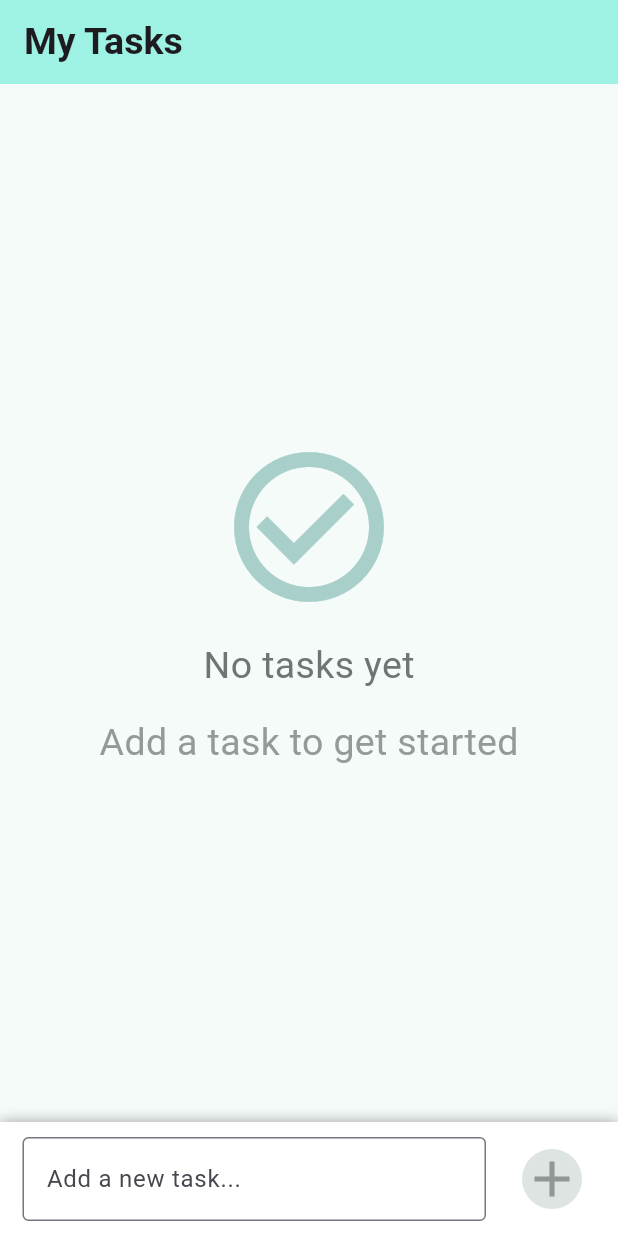
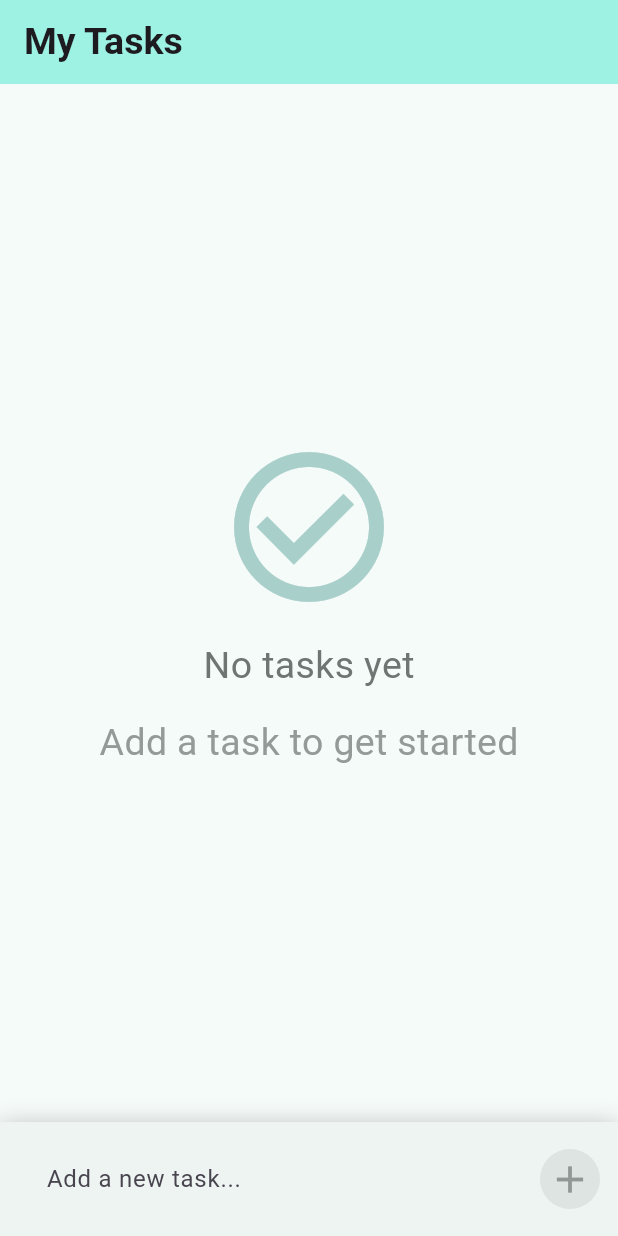
Before and after one commit to AhmedEzz999/Assignments_Solution, a Flutter app: the screen it shows after launch, on a phone screen of 412 x 824 dp. Run offline on Flutter 3.47's test engine with Material 3 defaults, Android fonts, the phone set to English and light mode, and no system bars; our stand-ins replace audioplayers.

Commit message:
Finish The App

```diff
--- a/Assignments_Solution (Group 4)/Session 12/task_management/lib/main.dart
+++ b/Assignments_Solution (Group 4)/Session 12/task_management/lib/main.dart
@@ -1,16 +1,14 @@
 import 'package:flutter/material.dart';
 import 'package:task_management/views/home_view.dart';
 
-void main() {
-  runApp(const TaskManagement());
-}
+void main() => runApp(const TaskManagement());
 
 class TaskManagement extends StatelessWidget {
   const TaskManagement({super.key});
 
   @override
   Widget build(BuildContext context) {
-    return MaterialApp(
+    return const MaterialApp(
       debugShowCheckedModeBanner: false,
       home: HomeView(),
     );
--- a/Assignments_Solution (Group 4)/Session 12/task_management/lib/models/task_model.dart
+++ b/Assignments_Solution (Group 4)/Session 12/task_management/lib/models/task_model.dart
@@ -1,11 +1,7 @@
-class TaskModel {
-  final String task;
-  final bool isDone;
-  final DateTime currentDate;
+class Task {
+  final String title;
+  bool isDone;
+  final DateTime createdAt;
 
-  TaskModel({
-    required this.task,
-    this.isDone = false,
-    DateTime? currentDate
-  }) : currentDate = currentDate ?? DateTime.now();
+  Task({required this.title}) : isDone = false, createdAt = DateTime.now();
 }
--- a/Assignments_Solution (Group 4)/Session 12/task_management/lib/views/home_view.dart
+++ b/Assignments_Solution (Group 4)/Session 12/task_management/lib/views/home_view.dart
@@ -1,42 +1,133 @@
 import 'package:flutter/material.dart';
+import 'package:task_management/models/task_model.dart';
 import 'package:task_management/widgets/text_field.dart';
 
-class HomeView extends StatelessWidget {
+class HomeView extends StatefulWidget {
   const HomeView({super.key});
 
   @override
+  State<HomeView> createState() => _HomeViewState();
+}
+
+class _HomeViewState extends State<HomeView> {
+  final _tasks = <Task>[];
+  final _controller = TextEditingController();
+
+  void _addTask() {
+    final text = _controller.text.trim();
+    if (text.isEmpty) return;
+
+    setState(() {
+      _tasks.add(Task(title: text));
+      _controller.clear();
+    });
+  }
+
+  void _toggleDone(int index) {
+    setState(() {
+      _tasks[index].isDone = !_tasks[index].isDone;
+    });
+  }
+
+  void _removeTask(int index) {
+    setState(() {
+      _tasks.removeAt(index);
+    });
+  }
+
+  @override
   Widget build(BuildContext context) {
-    return SafeArea(
-      top: false,
-      child: Scaffold(
-        backgroundColor: Color(0xfff5fbf9),
+    return Scaffold(
+      backgroundColor: Color(0xFFF5FBF9),
       appBar: AppBar(
         backgroundColor: Color(0xff9ef2e3),
         title: Text(
           'My Tasks',
-            style: TextStyle(
-              fontSize: 25,
-              fontWeight: FontWeight.bold
-            ),
+          style: TextStyle(fontSize: 25, fontWeight: FontWeight.bold),
         ),
       ),
       body: Column(
         children: [
           Expanded(
-              child: Column(
+            child:
+                _tasks.isEmpty
+                    ? Column(
                       mainAxisAlignment: MainAxisAlignment.center,
                       children: [
-                  Icon(Icons.check_circle_outline, color: Color(0xffa9cfca),size: 120,),
+                        Icon(
+                          Icons.check_circle_outline,
+                          color: Color(0xffa9cfca),
+                          size: 120,
+                        ),
                         SizedBox(height: 15),
-                  Text('No tasks yet', style: TextStyle(fontSize: 25,color: Color(0xff6f7573))),
-                  SizedBox(height: 15),
-                  Text('Add a task to get started', style: TextStyle(fontSize: 25,color: Color(0xff949a98)))
-                ],
+                        Text(
+                          'No tasks yet',
+                          style: TextStyle(
+                            fontSize: 25,
+                            color: Color(0xff6f7573),
                           ),
                         ),
-            Textfield()
+                        SizedBox(height: 15),
+                        Text(
+                          'Add a task to get started',
+                          style: TextStyle(
+                            fontSize: 25,
+                            color: Color(0xff949a98),
+                          ),
+                        ),
                       ],
+                    )
+                    : ListView.builder(
+                      padding: const EdgeInsets.all(8),
+                      itemCount: _tasks.length,
+                      itemBuilder: (context, i) {
+                        final task = _tasks[i];
+                        final date = task.createdAt;
+                        final formattedDate =
+                            '${date.day}/${date.month}/${date.year}';
+
+                        return Card(
+                          color: Color(0xFFEFF5F3),
+                          margin: const EdgeInsets.symmetric(
+                            vertical: 10,
+                            horizontal: 15,
                           ),
+                          child: Padding(
+                            padding: const EdgeInsets.symmetric(vertical: 10),
+                            child: ListTile(
+                              leading: Checkbox(
+                                activeColor: Color(0xFF006C5F),
+                                value: task.isDone,
+                                onChanged: (_) => _toggleDone(i),
+                              ),
+                              title: Text(
+                                task.title,
+                                style: TextStyle(
+                                  fontWeight:
+                                      task.isDone ? null : FontWeight.bold,
+                                  color: task.isDone ? Color(0xFF838987) : null,
+                                  decoration:
+                                      task.isDone
+                                          ? TextDecoration.lineThrough
+                                          : null,
+                                ),
+                              ),
+                              subtitle: Text('Created: $formattedDate'),
+                              trailing: IconButton(
+                                icon: const Icon(
+                                  Icons.delete_outline_outlined,
+                                  color: Color(0xFFE77A6E),
+                                ),
+                                onPressed: () => _removeTask(i),
+                              ),
+                            ),
+                          ),
+                        );
+                      },
+                    ),
+          ),
+          Textfield(controller: _controller, onAddTask: _addTask),
+        ],
       ),
     );
   }
--- a/Assignments_Solution (Group 4)/Session 12/task_management/lib/widgets/text_field.dart
+++ b/Assignments_Solution (Group 4)/Session 12/task_management/lib/widgets/text_field.dart
@@ -1,42 +1,51 @@
 import 'package:flutter/material.dart';
 
 class Textfield extends StatelessWidget {
-  const Textfield({super.key});
+  final TextEditingController controller;
+  final VoidCallback onAddTask;
+
+  const Textfield({
+    super.key,
+    required this.controller,
+    required this.onAddTask,
+  });
 
   @override
   Widget build(BuildContext context) {
-    return
-      Container(
-        padding: EdgeInsets.only(left: 15, top: 10, bottom: 10),
+    return Container(
+      padding: const EdgeInsets.only(left: 15, bottom: 10, top: 10),
       decoration: BoxDecoration(
-          boxShadow:
-            [BoxShadow(
-              color: Colors.grey,
-              blurRadius: 7,
-            )],
-          color: Colors.white
+        boxShadow: [
+          BoxShadow(color: Colors.grey, blurRadius: 15, offset: Offset(0, 5)),
+        ],
+        color: Color(0xFFEEF4F2),
       ),
-        child: Row (
+      child: Row(
         children: [
           Expanded(
             child: TextField(
-                decoration: InputDecoration(
+              controller: controller,
+              decoration: const InputDecoration(
                 hintText: 'Add a new task...',
-                  border: OutlineInputBorder(),
+                border: OutlineInputBorder(
+                  borderRadius: BorderRadius.all(Radius.circular(30)),
+                  borderSide: BorderSide.none,
+                ),
+                fillColor: Color(0xFFEEF4F2),
+                filled: true,
               ),
             ),
           ),
           ElevatedButton(
             style: ElevatedButton.styleFrom(
+              padding: const EdgeInsets.symmetric(horizontal: 0),
               elevation: 0,
-                backgroundColor: Color(0xffdee4e2),
-                shape: CircleBorder()
+              backgroundColor: const Color(0xffdee4e2),
+              shape: CircleBorder(),
             ),
-              onPressed: (){
-
-              },
-              child: Icon(Icons.add, size: 40,color: Color(0xff919795),)
-            )
+            onPressed: onAddTask,
+            child: const Icon(Icons.add, size: 30, color: Color(0xff919795)),
+          ),
         ],
       ),
     );
```
Lines whose indentation alone changed are shown as unchanged.
